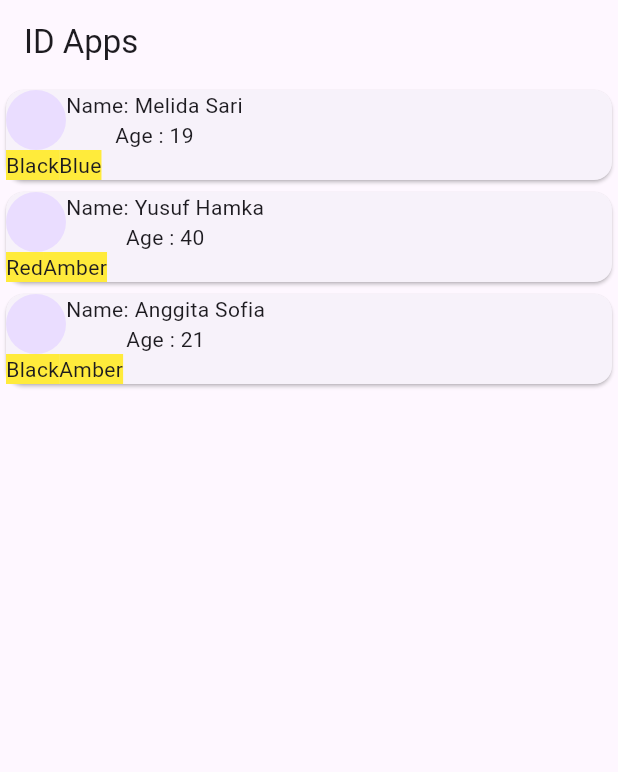
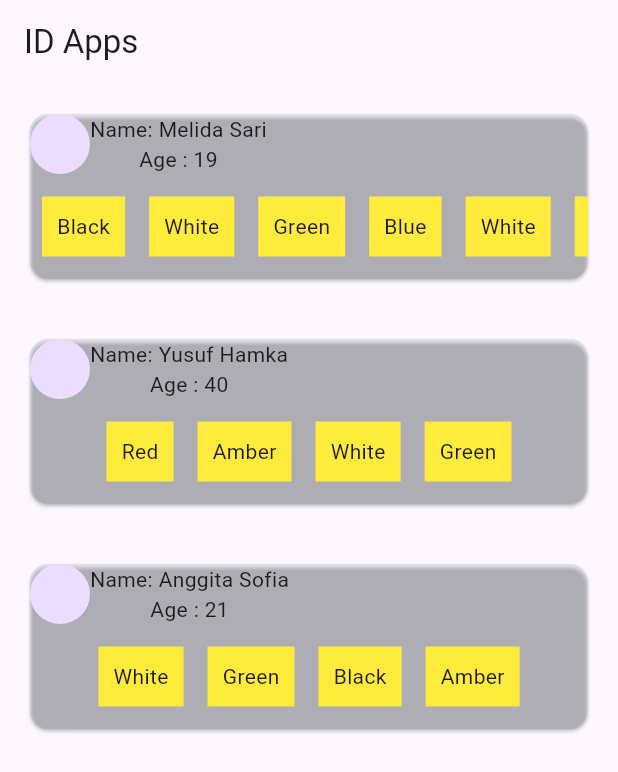
Before and after one commit to Melidasari/Pemograman_Flutter, a Flutter app: the screen it shows after launch, on a phone screen of 412 x 824 dp. Shown: the top 772 px of the screen. Run offline on Flutter 3.47's test engine with Material 3 defaults, Android fonts, the phone set to English and light mode, and no system bars; our stand-ins replace faker.

Commit message:
Update FLUTTER 12 Mapping List

```diff
--- a/mapping_list/lib/main.dart
+++ b/mapping_list/lib/main.dart
@@ -9,17 +9,17 @@ class MyApp extends StatelessWidget {
     {
       "Name": "Melida Sari",
       "Age": 19,
-      "favcolor": ["Black", "Blue"],
+      "favcolor": ["Black", "White", "Green", "Blue", "White", "Green"],
     },
     {
       "Name": "Yusuf Hamka",
       "Age": 40,
-      "favcolor": ["Red", "Amber"],
+      "favcolor": ["Red", "Amber", "White", "Green"],
     },
     {
       "Name": "Anggita Sofia",
       "Age": 21,
-      "favcolor": ["Black", "Amber"]
+      "favcolor": ["White", "Green", "Black", "Amber"]
     },
   ];
   @override
@@ -36,6 +36,8 @@ class MyApp extends StatelessWidget {
             print("----------");
             print(myfavcolor);
             return Card(
+              margin: EdgeInsets.all(20),
+              color: Colors.blueGrey.withOpacity(0.1),
               child: Column(
                 children: [
                   //row
@@ -51,13 +53,21 @@ class MyApp extends StatelessWidget {
                     ],
                   ),
                   //favcolor
-                  Row(
+                  SingleChildScrollView(
+                    scrollDirection: Axis.horizontal,
+                    child: Row(
                       children: myfavcolor.map((Color) {
                         return Container(
                           color: Colors.yellow,
+                          margin: EdgeInsets.symmetric(
+                            vertical: 15,
+                            horizontal: 8,
+                          ),
+                          padding: EdgeInsets.all(10),
                           child: Text(Color),
                         );
                       }).toList(),
+                    ),
                   ),
                 ],
               ),
```
Lines whose indentation alone changed are shown as unchanged.
